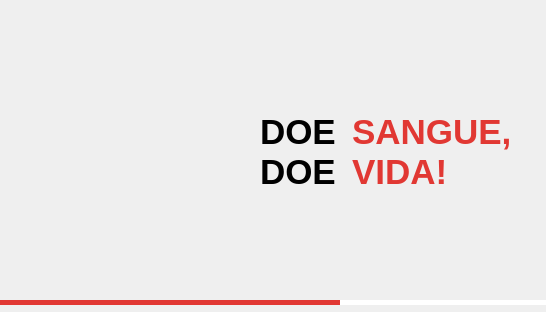
Old version of the form src/Graphics/Splash/splash.ui in the repository INF112-Programacao2/20222-team-1.
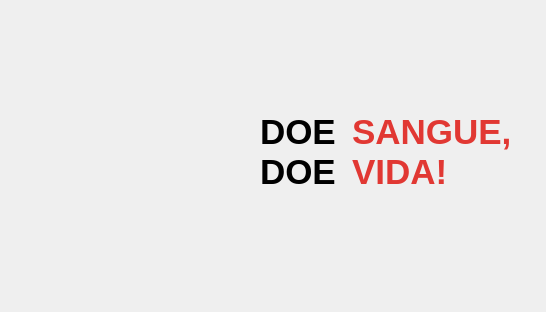
New version of the form. Icons and pictures are not drawn.

Commit message: Remover barra de carregamento.

Diff of the .ui file:
```diff
--- a/src/Graphics/Splash/splash.ui
+++ b/src/Graphics/Splash/splash.ui
@@ -41,40 +41,6 @@
    <property name="styleSheet">
     <string notr="true">margin:0;</string>
    </property>
-   <widget class="QProgressBar" name="progressBar">
-    <property name="geometry">
-     <rect>
-      <x>0</x>
-      <y>300</y>
-      <width>546</width>
-      <height>5</height>
-     </rect>
-    </property>
-    <property name="whatsThis">
-     <string/>
-    </property>
-    <property name="styleSheet">
-     <string notr="true">QProgressBar {
-     border: none;
-     border-radius: 0px;
-     background-color: none;
- }
-
- QProgressBar::chunk {
-     background-color: #E13833;
-     width: 20px;
- }</string>
-    </property>
-    <property name="value">
-     <number>60</number>
-    </property>
-    <property name="textVisible">
-     <bool>false</bool>
-    </property>
-    <property name="format">
-     <string/>
-    </property>
-   </widget>
    <widget class="QLabel" name="label_3">
     <property name="geometry">
      <rect>
```
